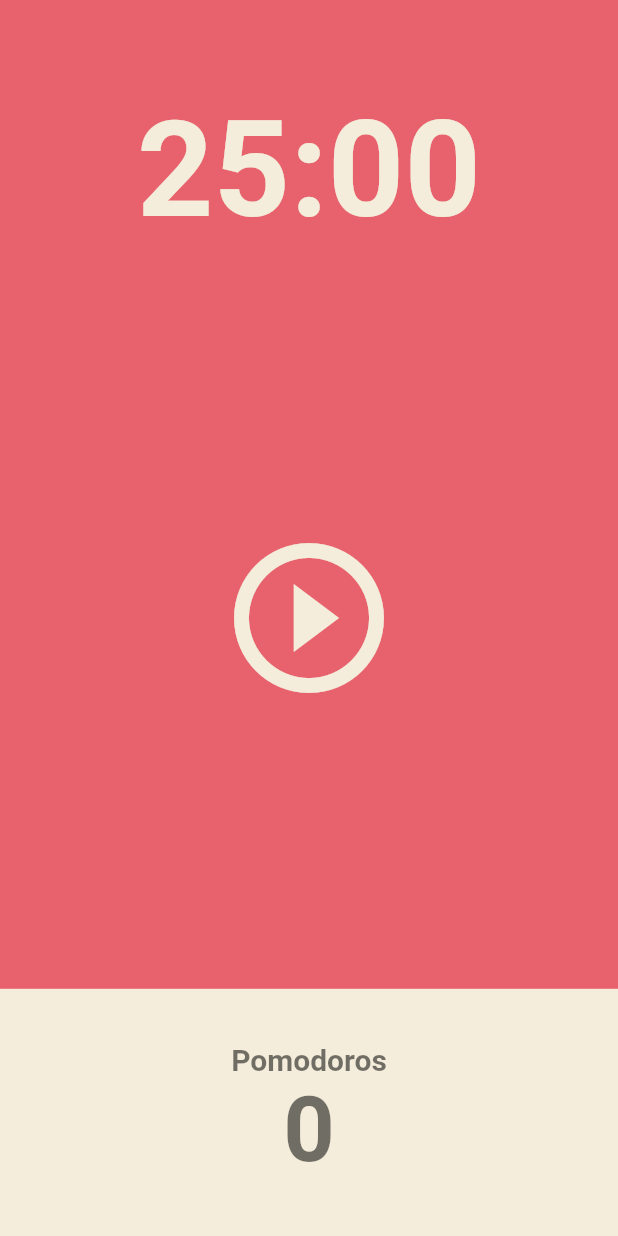
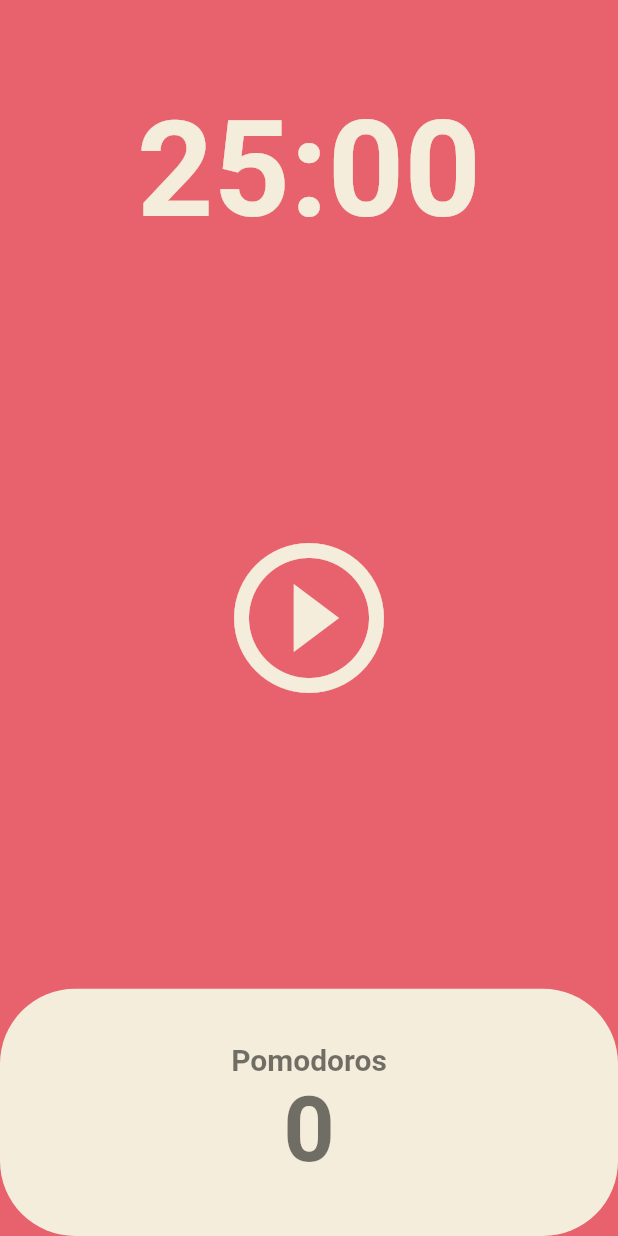
Before and after one commit to hyeonhh/flutter_project_first, a Flutter app: the screen it shows after launch, on a phone screen of 412 x 824 dp. Run offline on Flutter 3.47's test engine with Material 2 defaults, Android fonts, the phone set to English and light mode, and no system bars.

```diff
--- a/lib/screens/home_screen.dart
+++ b/lib/screens/home_screen.dart
@@ -1,3 +1,5 @@
+import 'dart:async';
+
 import 'package:flutter/material.dart';
 
 class HomeScreen extends StatefulWidget {
@@ -8,6 +10,53 @@ class HomeScreen extends StatefulWidget {
 }
 
 class _HomeScreenState extends State<HomeScreen> {
+  //25분을 초 단위로 초기화 25 * 60 = 1500s
+  static const twentyFiveMinutes = 1500;
+  int totalSeconds = twentyFiveMinutes;
+  bool isRunning = false;
+  int totalPomodoros = 0;
+  late Timer timer;
+
+  //메소드: 매 초마다 실행되는 method
+  void onTick(Timer timer) {
+    if (totalSeconds == 0) {
+      //totalSeconds가 0이라면 타이머가 끝났다는 뜻이니까
+      //카운터를 다시 시작해준다.
+      setState(() {
+        totalPomodoros = totalPomodoros + 1;
+        isRunning = false;
+        totalSeconds = twentyFiveMinutes;
+      });
+      timer.cancel();
+    } else {
+      setState(() {
+        totalSeconds = totalSeconds - 1;
+        isRunning = true;
+      });
+    }
+  }
+
+  String format(int seconds) {
+    var duration = Duration(seconds: seconds);
+    return duration.toString().split(".").first.substring(2, 7);
+  }
+
+  //타이머를 멈추는 역할
+  void onPausePressed() {
+    timer.cancel();
+    setState(() {
+      isRunning = false;
+    });
+  }
+
+  //카운트를 시작할 변수 초기화
+  void onStartPressed() {
+    timer = Timer.periodic(
+      const Duration(seconds: 1),
+      onTick,
+    );
+  }
+
   @override
   Widget build(BuildContext context) {
     return Scaffold(
@@ -19,7 +68,7 @@ class _HomeScreenState extends State<HomeScreen> {
             child: Container(
               alignment: Alignment.bottomCenter,
               child: Text(
-                '25:00',
+                format(totalSeconds),
                 style: TextStyle(
                   color: Theme.of(context).cardColor,
                   fontSize: 89,
@@ -34,8 +83,10 @@ class _HomeScreenState extends State<HomeScreen> {
               child: IconButton(
                 iconSize: 120,
                 color: Theme.of(context).cardColor,
-                onPressed: () {},
-                icon: const Icon(Icons.play_circle_outline),
+                onPressed: isRunning ? onPausePressed : onStartPressed,
+                icon: isRunning
+                    ? const Icon(Icons.pause_circle_outline)
+                    : const Icon(Icons.play_circle_outline),
               ),
             ),
           ),
@@ -45,8 +96,10 @@ class _HomeScreenState extends State<HomeScreen> {
               children: [
                 Expanded(
                   child: Container(
-                    decoration:
-                        BoxDecoration(color: Theme.of(context).cardColor),
+                    decoration: BoxDecoration(
+                      color: Theme.of(context).cardColor,
+                      borderRadius: BorderRadius.circular(50),
+                    ),
                     child: Column(
                         mainAxisAlignment: MainAxisAlignment.center,
                         children: [
@@ -60,7 +113,7 @@ class _HomeScreenState extends State<HomeScreen> {
                             ),
                           ),
                           Text(
-                            '0',
+                            '$totalPomodoros',
                             style: TextStyle(
                               fontSize: 60,
                               color:
```
